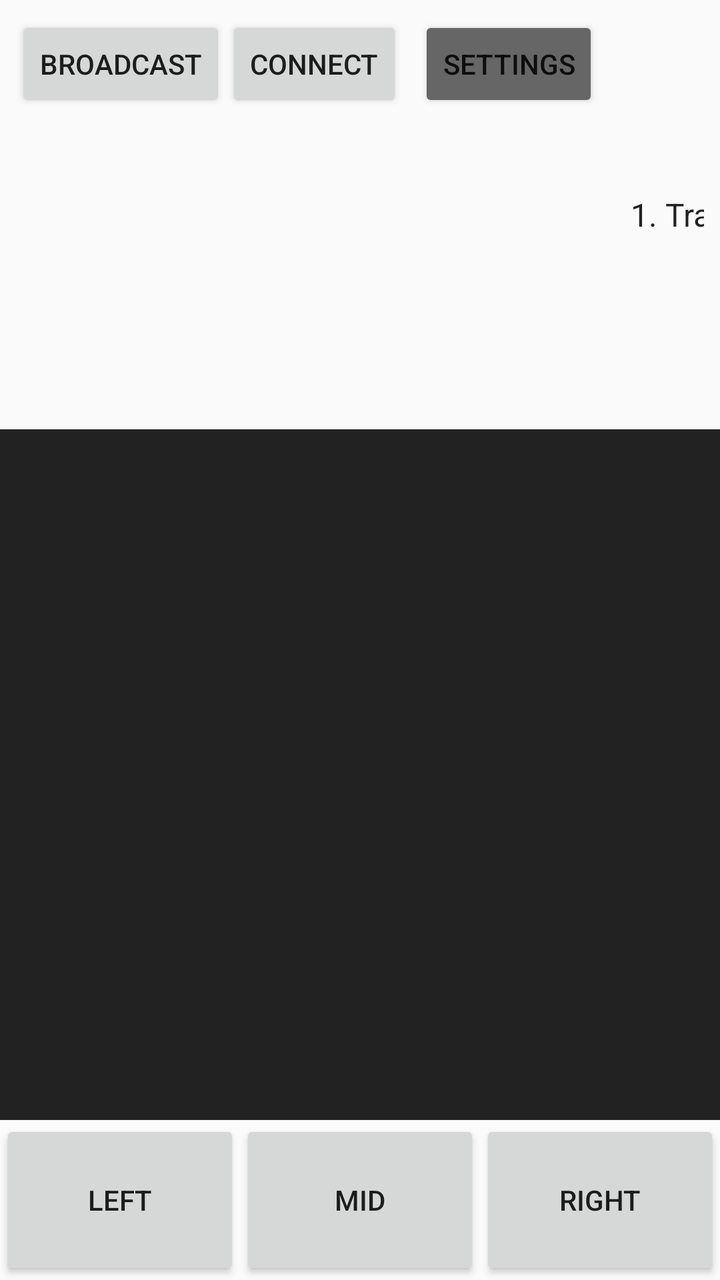
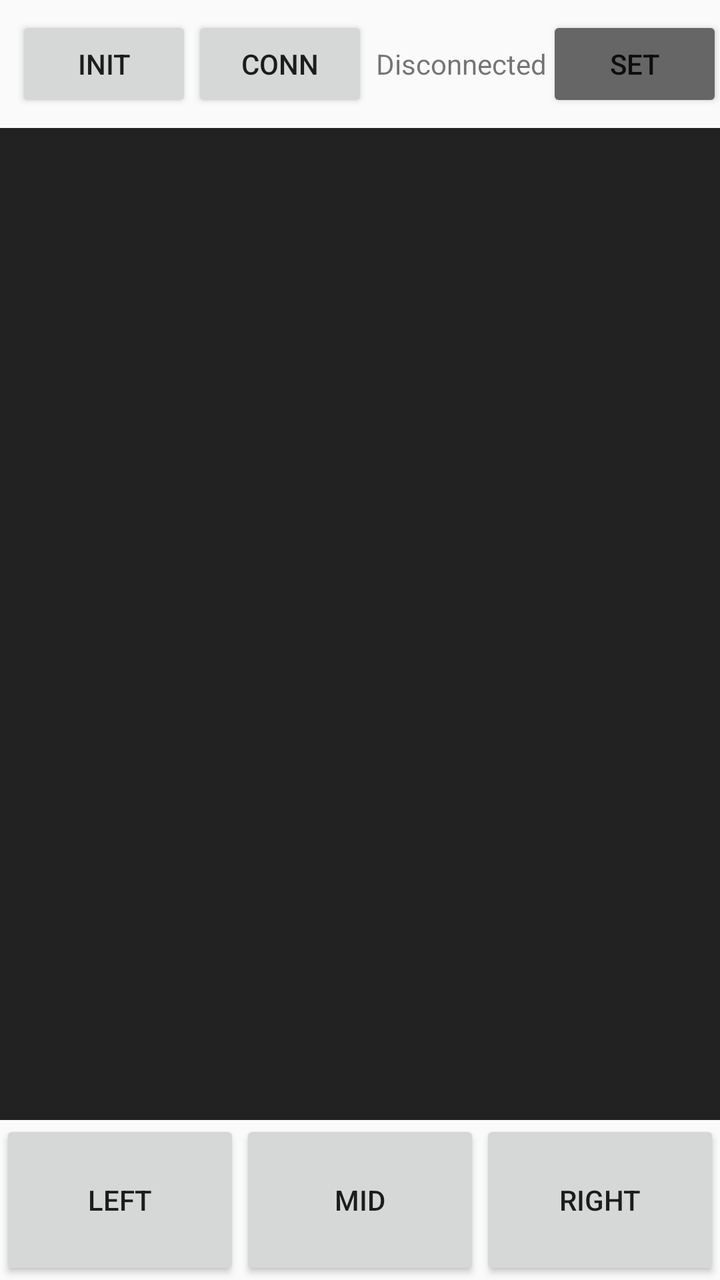

The first picture is an Android layout as it rendered before a commit; the second is the same layout after the commit. The layout source and the unified diff follow.
<!-- AndroidManifest.xml: application theme Theme.BluetoothTrackpad -->
<!-- res/layout/activity_main.xml -->
<?xml version="1.0" encoding="utf-8"?>
<androidx.constraintlayout.widget.ConstraintLayout xmlns:android="http://schemas.android.com/apk/res/android"
    xmlns:app="http://schemas.android.com/apk/res-auto"
    xmlns:tools="http://schemas.android.com/tools"
    android:layout_width="match_parent"
    android:layout_height="match_parent"
    tools:context=".MainActivity">

    <LinearLayout
        android:id="@+id/topBar"
        android:layout_width="match_parent"
        android:layout_height="wrap_content"
        android:orientation="horizontal"
        android:padding="8dp"
        app:layout_constraintTop_toTopOf="parent">

        <Button
            android:id="@+id/btnInit"
            android:layout_width="wrap_content"
            android:layout_height="wrap_content"
            android:text="Broadcast" />

        <Button
            android:id="@+id/btnConnect"
            android:layout_width="wrap_content"
            android:layout_height="wrap_content"
            android:text="Connect" />

        <TextView
            android:id="@+id/tvStatus"
            android:layout_width="wrap_content"
            android:layout_height="wrap_content"
            android:layout_gravity="center_vertical"
            android:layout_marginStart="8dp"
            android:text="Disconnected"
            android:layout_weight="1" />

            <Button
                android:id="@+id/btnSettings"
                android:layout_width="wrap_content"
                android:layout_height="wrap_content"
                android:text="Settings"
                android:layout_marginEnd="8dp"
                android:backgroundTint="#666"/>
        <Spinner
            android:id="@+id/spinnerMode"
            android:layout_width="wrap_content"
            android:layout_height="wrap_content"
            android:layout_gravity="center_vertical"
            android:entries="@array/mode_array" />
    </LinearLayout>

    <FrameLayout
        android:id="@+id/contentContainer"
        android:layout_width="match_parent"
        android:layout_height="0dp"
        app:layout_constraintTop_toBottomOf="@id/topBar"
        app:layout_constraintBottom_toBottomOf="parent">

        
        <LinearLayout
            android:id="@+id/layoutTrackpadOnly"
            android:layout_width="match_parent"
            android:layout_height="match_parent"
            android:orientation="vertical">

            <View
                android:id="@+id/touchArea1"
                android:layout_width="match_parent"
                android:layout_height="0dp"
                android:layout_weight="1"
                android:background="#222" />

            <LinearLayout
                android:layout_width="match_parent"
                android:layout_height="wrap_content"
                android:orientation="horizontal">

                <Button
                    android:id="@+id/btnLeftClick1"
                    android:layout_width="0dp"
                    android:layout_height="80dp"
                    android:layout_weight="1"
                    android:text="Left" />

                <Button
                    android:id="@+id/btnMiddleClick1"
                    android:layout_width="0dp"
                    android:layout_height="80dp"
                    android:layout_weight="1"
                    android:text="Mid" />

                <Button
                    android:id="@+id/btnRightClick1"
                    android:layout_width="0dp"
                    android:layout_height="80dp"
                    android:layout_weight="1"
                    android:text="Right" />
            </LinearLayout>
        </LinearLayout>

        
        <LinearLayout
            android:id="@+id/layoutTrackpadKeyboard"
            android:layout_width="match_parent"
            android:layout_height="match_parent"
            android:orientation="vertical"
            android:visibility="gone">

            <View
                android:id="@+id/touchArea2"
                android:layout_width="match_parent"
                android:layout_height="0dp"
                android:layout_weight="1"
                android:background="#333" />
                
            <LinearLayout
                android:layout_width="match_parent"
                android:layout_height="wrap_content"
                android:orientation="horizontal">

                <Button
                    android:id="@+id/btnLeftClick2"
                    android:layout_width="0dp"
                    android:layout_height="50dp"
                    android:layout_weight="1"
                    android:text="Left" />

                <Button
                    android:id="@+id/btnMiddleClick2"
                    android:layout_width="0dp"
                    android:layout_height="50dp"
                    android:layout_weight="1"
                    android:text="Mid" />

                <Button
                    android:id="@+id/btnRightClick2"
                    android:layout_width="0dp"
                    android:layout_height="50dp"
                    android:layout_weight="1"
                    android:text="Right" />
            </LinearLayout>

            <LinearLayout
                android:layout_width="match_parent"
                android:layout_height="wrap_content"
                android:orientation="horizontal"
                android:padding="4dp">

                <EditText
                    android:id="@+id/etImmediateSend"
                    android:layout_width="0dp"
                    android:layout_height="wrap_content"
                    android:layout_weight="1"
                    android:hint="Immediate typing..." />

                <Button
                    android:id="@+id/btnSpecialKeys"
                    android:layout_width="wrap_content"
                    android:layout_height="wrap_content"
                    android:text="Special Keys" />
            </LinearLayout>

            <LinearLayout
                android:layout_width="match_parent"
                android:layout_height="wrap_content"
                android:orientation="horizontal"
                android:padding="4dp">

                <EditText
                    android:id="@+id/etStringSend"
                    android:layout_width="0dp"
                    android:layout_height="wrap_content"
                    android:layout_weight="1"
                    android:hint="Type string and send..." />

                <Button
                    android:id="@+id/btnSendString"
                    android:layout_width="wrap_content"
                    android:layout_height="wrap_content"
                    android:text="Send" />

                <Button
                    android:id="@+id/btnClipboard"
                    android:layout_width="wrap_content"
                    android:layout_height="wrap_content"
                    android:text="Clipboard" />
            </LinearLayout>
        </LinearLayout>

        
        <FrameLayout
            android:id="@+id/layoutThinkpad"
            android:layout_width="match_parent"
            android:layout_height="match_parent"
            android:visibility="gone"
            android:background="#2a2a2a">
            
            <View
                android:id="@+id/touchArea3"
                android:layout_width="match_parent"
                android:layout_height="match_parent" />
            
            
        </FrameLayout>

        
        <LinearLayout
            android:id="@+id/layoutMultimedia"
            android:layout_width="match_parent"
            android:layout_height="match_parent"
            android:orientation="vertical"
            android:gravity="center"
            android:visibility="gone"
            android:background="#2a2a2a"
            android:padding="16dp">
            
            <TextView
                android:layout_width="wrap_content"
                android:layout_height="wrap_content"
                android:text="Media Controls"
                android:textColor="#FFF"
                android:textSize="20sp"
                android:layout_marginBottom="16dp"/>

            <GridLayout
                android:layout_width="wrap_content"
                android:layout_height="wrap_content"
                android:columnCount="3"
                android:rowCount="4"
                android:useDefaultMargins="true"
                android:alignmentMode="alignBounds">

                
                <Button android:id="@+id/btnVolDown" android:text="Vol -" />
                <Button android:id="@+id/btnMute" android:text="Mute" />
                <Button android:id="@+id/btnVolUp" android:text="Vol +" />

                
                <Button android:id="@+id/btnPrevTrack" android:text="Prev" />
                <Button android:id="@+id/btnPlayPause" android:text="Play/Pause" />
                <Button android:id="@+id/btnNextTrack" android:text="Next" />
                
                
                <Button android:id="@+id/btnBrightDown" android:text="Bright -" />
                <Space android:layout_width="50dp" />
                <Button android:id="@+id/btnBrightUp" android:text="Bright +" />
                
                
                <Button android:id="@+id/btnDisplayMode" android:layout_columnSpan="3" android:layout_gravity="fill_horizontal" android:text="Toggle Display (Win+P)" />
            </GridLayout>
        </LinearLayout>

        
        <LinearLayout
            android:id="@+id/layoutPresentation"
            android:layout_width="match_parent"
            android:layout_height="match_parent"
            android:orientation="vertical"
            android:visibility="gone"
            android:background="#2a2a2a">
            
            <LinearLayout
                android:layout_width="match_parent"
                android:layout_height="100dp"
                android:orientation="horizontal">
                
                <Button
                    android:id="@+id/btnF5"
                    android:layout_width="0dp"
                    android:layout_height="match_parent"
                    android:layout_weight="1"
                    android:text="F5 (Start)" />
                    
                <Button
                    android:id="@+id/btnEsc"
                    android:layout_width="0dp"
                    android:layout_height="match_parent"
                    android:layout_weight="1"
                    android:text="Esc (Stop)" />
            </LinearLayout>

            <TextView
                android:layout_width="match_parent"
                android:layout_height="wrap_content"
                android:text="Pointer Area"
                android:textAlignment="center"
                android:textColor="#FFF"
                android:padding="8dp"/>
                
            <View
                android:id="@+id/touchAreaPresentation"
                android:layout_width="match_parent"
                android:layout_height="0dp"
                android:layout_weight="1"
                android:background="#1a1a1a" />

            <LinearLayout
                android:layout_width="match_parent"
                android:layout_height="120dp"
                android:orientation="horizontal">

                <Button
                    android:id="@+id/btnPrevSlide"
                    android:layout_width="0dp"
                    android:layout_height="match_parent"
                    android:layout_weight="1"
                    android:text="&lt; Prev"
                    android:textSize="24sp" />

                <Button
                    android:id="@+id/btnNextSlide"
                    android:layout_width="0dp"
                    android:layout_height="match_parent"
                    android:layout_weight="1"
                    android:text="Next &gt;"
                    android:textSize="24sp" />
            </LinearLayout>
        </LinearLayout>
        <FrameLayout
            android:id="@+id/layoutCustom"
            android:layout_width="match_parent"
            android:layout_height="match_parent"
            android:visibility="gone" />
        
        <FrameLayout
            android:id="@+id/layoutGamepad"
            android:layout_width="match_parent"
            android:layout_height="match_parent"
            android:visibility="gone"
            android:background="#1a1a1a">
        </FrameLayout>


    </FrameLayout>
</androidx.constraintlayout.widget.ConstraintLayout>
<!-- resources referenced by this layout -->
<resources>
  <string-array name="mode_array">
          <item>1. Trackpad Only</item>
          <item>2. Trackpad + Keyboard</item>
          <item>3. Thinkpad Style</item>
          <item>4. Multimedia Mode</item>
          <item>5. Presentation Mode</item>
          <item>6. Xbox Controller Mode</item>
      </string-array>
  <style name="Theme.BluetoothTrackpad" parent="Theme.AppCompat.DayNight.NoActionBar">
      
    </style>
</resources>

<!-- the commit's change to res/layout/activity_main.xml (unified diff, before → after) -->
@@ -6,32 +6,36 @@
     android:layout_height="match_parent"
     tools:context=".MainActivity">
 
-    <LinearLayout
+    <HorizontalScrollView
         android:id="@+id/topBar"
         android:layout_width="match_parent"
         android:layout_height="wrap_content"
-        android:orientation="horizontal"
-        android:padding="8dp"
+        android:scrollbars="none"
         app:layout_constraintTop_toTopOf="parent">
+        <LinearLayout
+            android:layout_width="wrap_content"
+            android:layout_height="wrap_content"
+            android:orientation="horizontal"
+            android:padding="8dp">
 
         <Button
             android:id="@+id/btnInit"
             android:layout_width="wrap_content"
             android:layout_height="wrap_content"
-            android:text="Broadcast" />
+            android:text="Init" />
 
         <Button
             android:id="@+id/btnConnect"
             android:layout_width="wrap_content"
             android:layout_height="wrap_content"
-            android:text="Connect" />
+            android:text="Conn" />
 
         <TextView
             android:id="@+id/tvStatus"
-            android:layout_width="wrap_content"
+            android:layout_width="0dp"
             android:layout_height="wrap_content"
             android:layout_gravity="center_vertical"
-            android:layout_marginStart="8dp"
+            android:layout_marginStart="4dp"
             android:text="Disconnected"
             android:layout_weight="1" />
 
@@ -39,7 +43,7 @@
                 android:id="@+id/btnSettings"
                 android:layout_width="wrap_content"
                 android:layout_height="wrap_content"
-                android:text="Settings"
+                android:text="Set"
                 android:layout_marginEnd="8dp"
                 android:backgroundTint="#666"/>
         <Spinner
@@ -48,7 +52,8 @@
             android:layout_height="wrap_content"
             android:layout_gravity="center_vertical"
             android:entries="@array/mode_array" />
-    </LinearLayout>
+        </LinearLayout>
+    </HorizontalScrollView>
 
     <FrameLayout
         android:id="@+id/contentContainer"
